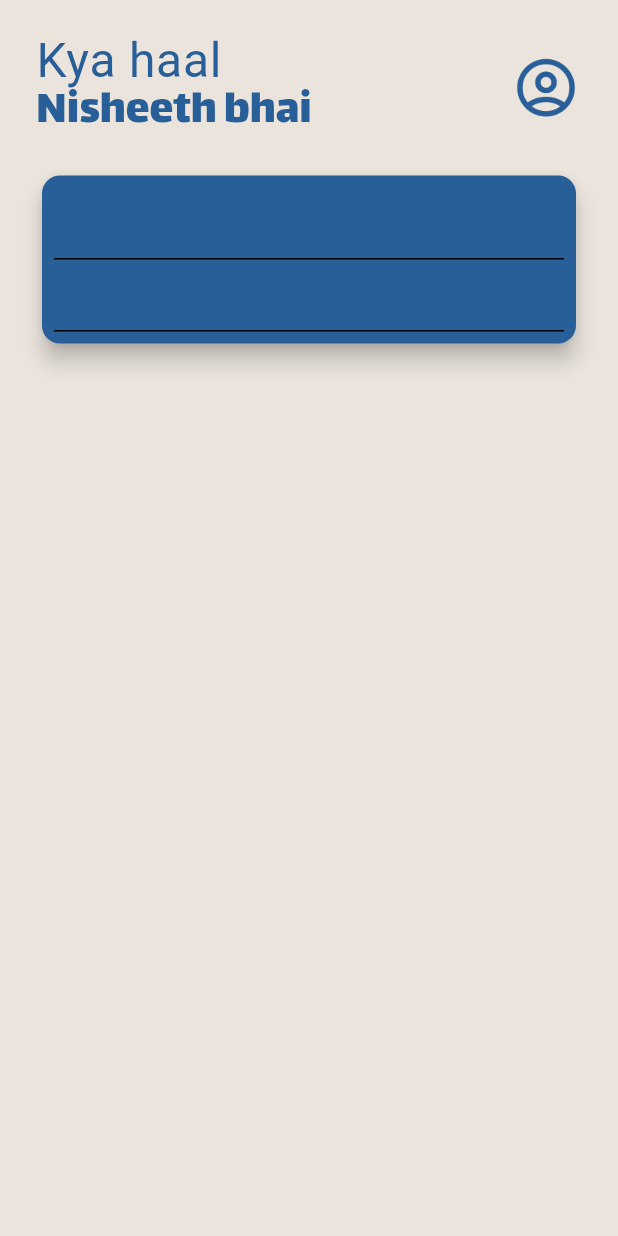
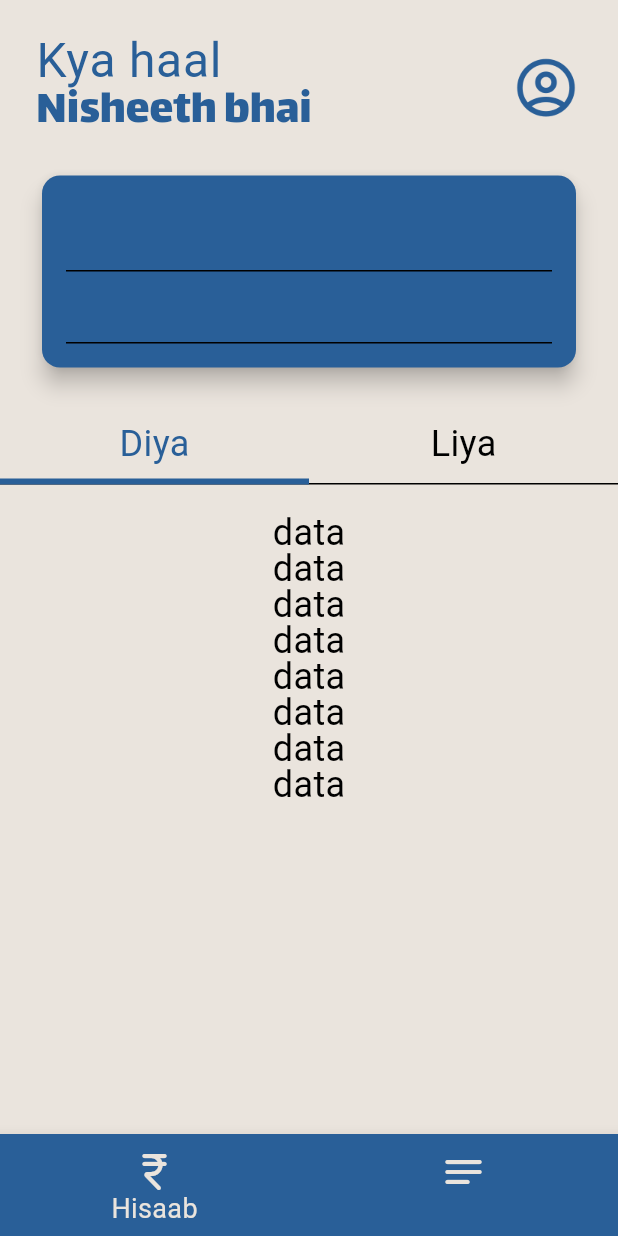
Before and after one commit to nisheethnayan/Hisaab, a Flutter app: the Notes screen opened directly, on a phone screen of 412 x 824 dp. Run offline on Flutter 3.47's test engine with Material 3 defaults, Android fonts, the phone set to English and light mode, and no system bars; our stand-ins replace flutter_native_splash; Roboto replaces fonts that are missing (Dongle).

Commit message:
Add tabs in Pages

```diff
--- /dev/null
+++ b/lib/hisaab.dart
@@ -0,0 +1,153 @@
+import 'package:flutter/material.dart';
+import 'package:hisaab/profile.dart';
+
+class Notes extends StatefulWidget {
+  const Notes({super.key});
+
+  @override
+  State<Notes> createState() => _NotesState();
+}
+
+class _NotesState extends State<Notes> {
+  int _selectedIndex = 0;
+
+  void _onItemTapped(int index) {
+    setState(() {
+      _selectedIndex = index;
+    });
+  }
+
+  @override
+  Widget build(BuildContext context) {
+    return DefaultTabController(
+      length: 2,
+      child: Scaffold(
+        bottomNavigationBar: BottomNavigationBar(
+          items: <BottomNavigationBarItem>[
+            BottomNavigationBarItem(
+              icon: Icon(Icons.currency_rupee_rounded),
+              label: 'Hisaab',
+            ),
+            BottomNavigationBarItem(
+              icon: Icon(Icons.notes_rounded),
+              label: 'Vichaar',
+            ),
+          ],
+          currentIndex: _selectedIndex,
+          iconSize: 32,
+          backgroundColor: Theme.of(context).primaryColorDark,
+          selectedItemColor: Theme.of(context).colorScheme.primary,
+          unselectedItemColor: Theme.of(context).colorScheme.primary,
+          selectedFontSize: 18,
+          unselectedFontSize: 0,
+          onTap: _onItemTapped,
+        ),
+        body: SafeArea(
+            child: Column(
+          children: [
+            Padding(
+              padding: const EdgeInsets.all(24.0),
+              child: Column(
+                children: [
+                  Row(
+                    mainAxisAlignment: MainAxisAlignment.spaceBetween,
+                    children: [
+                      Column(
+                        crossAxisAlignment: CrossAxisAlignment.start,
+                        children: [
+                          Text(
+                            'Kya haal',
+                            style: Theme.of(context)
+                                .textTheme
+                                .bodyLarge
+                                ?.copyWith(
+                                    color: Theme.of(context)
+                                        .colorScheme
+                                        .secondary),
+                          ),
+                          Text(
+                            'Nisheeth bhai',
+                            style: Theme.of(context).textTheme.displayMedium,
+                          )
+                        ],
+                      ),
+                      GestureDetector(
+                        onTap: () {
+                          Navigator.push(
+                              context,
+                              MaterialPageRoute(
+                                  builder: (context) => const Profile()));
+                        },
+                        child: Image.asset(
+                          "assets/images/profile.png",
+                          width: 48,
+                          color: Theme.of(context).colorScheme.secondary,
+                        ),
+                      )
+                    ],
+                  ),
+                  SizedBox(
+                    height: 20,
+                  ),
+                  SizedBox(
+                    width: MediaQuery.sizeOf(context).width,
+                    child: Card(
+                      color: Theme.of(context).colorScheme.secondary,
+                      elevation: 6,
+                      child: Padding(
+                        padding: const EdgeInsets.all(16.0),
+                        child: Column(
+                          children: [TextField(), TextField()],
+                        ),
+                      ),
+                    ),
+                  ),
+                ],
+              ),
+            ),
+            Container(
+              color: Theme.of(context).primaryColor,
+              child: TabBar(
+                tabs: [
+                  Tab(text: 'Diya'),
+                  Tab(text: 'Liya'),
+                ],
+                labelColor: Theme.of(context).primaryColorDark,
+                labelPadding: EdgeInsets.zero,
+                labelStyle: Theme.of(context).textTheme.bodyMedium,
+                indicatorSize: TabBarIndicatorSize.tab,
+                indicatorColor: Theme.of(context).primaryColorDark,
+                indicatorWeight: 4.0,
+                isScrollable: false,
+              ),
+            ),
+            Expanded(
+              child: TabBarView(
+                children: [
+                  SingleChildScrollView(
+                    child: Column(
+                      children: [
+                        SizedBox(
+                          height: 20,
+                        ),
+                        Text("data"),
+                        Text("data"),
+                        Text("data"),
+                        Text("data"),
+                        Text("data"),
+                        Text("data"),
+                        Text("data"),
+                        Text("data"),
+                      ],
+                    ),
+                  ),
+                  Text("sunbhai")
+                ],
+              ),
+            ),
+          ],
+        )),
+      ),
+    );
+  }
+}
--- a/lib/landing_page.dart
+++ b/lib/landing_page.dart
@@ -1,6 +1,6 @@
 import 'package:flutter/material.dart';
 import 'package:flutter_native_splash/flutter_native_splash.dart';
-import 'package:hisaab/notes.dart';
+import 'package:hisaab/hisaab.dart';
 
 class LandingPage extends StatefulWidget {
   const LandingPage({super.key});
--- a/lib/notes.dart
+++ /dev/null
@@ -1,73 +0,0 @@
-import 'package:flutter/material.dart';
-import 'package:hisaab/profile.dart';
-
-class Notes extends StatefulWidget {
-  const Notes({super.key});
-
-  @override
-  State<Notes> createState() => _NotesState();
-}
-
-class _NotesState extends State<Notes> {
-  @override
-  Widget build(BuildContext context) {
-    return Scaffold(
-      body: SafeArea(
-          child: Padding(
-        padding: const EdgeInsets.all(24.0),
-        child: Column(
-          children: [
-            Row(
-              mainAxisAlignment: MainAxisAlignment.spaceBetween,
-              children: [
-                Column(
-                  crossAxisAlignment: CrossAxisAlignment.start,
-                  children: [
-                    Text(
-                      'Kya haal',
-                      style: Theme.of(context).textTheme.bodyLarge?.copyWith(
-                          color: Theme.of(context).colorScheme.secondary),
-                    ),
-                    Text(
-                      'Nisheeth bhai',
-                      style: Theme.of(context).textTheme.displayMedium,
-                    )
-                  ],
-                ),
-                GestureDetector(
-                  onTap: () {
-                    Navigator.push(
-                        context,
-                        MaterialPageRoute(
-                            builder: (context) => const Profile()));
-                  },
-                  child: Image.asset(
-                    "assets/images/profile.png",
-                    width: 48,
-                    color: Theme.of(context).colorScheme.secondary,
-                  ),
-                )
-              ],
-            ),
-            SizedBox(
-              height: 20,
-            ),
-            SizedBox(
-              width: MediaQuery.sizeOf(context).width,
-              child: Card(
-                color: Theme.of(context).colorScheme.secondary,
-                elevation: 6,
-                child: Padding(
-                  padding: const EdgeInsets.all(8.0),
-                  child: Column(
-                    children: [TextField(), TextField()],
-                  ),
-                ),
-              ),
-            )
-          ],
-        ),
-      )),
-    );
-  }
-}
```
Also changed, not shown: pubspec.yaml (+8 -0 lines), pubspec.lock, 26 other files.
